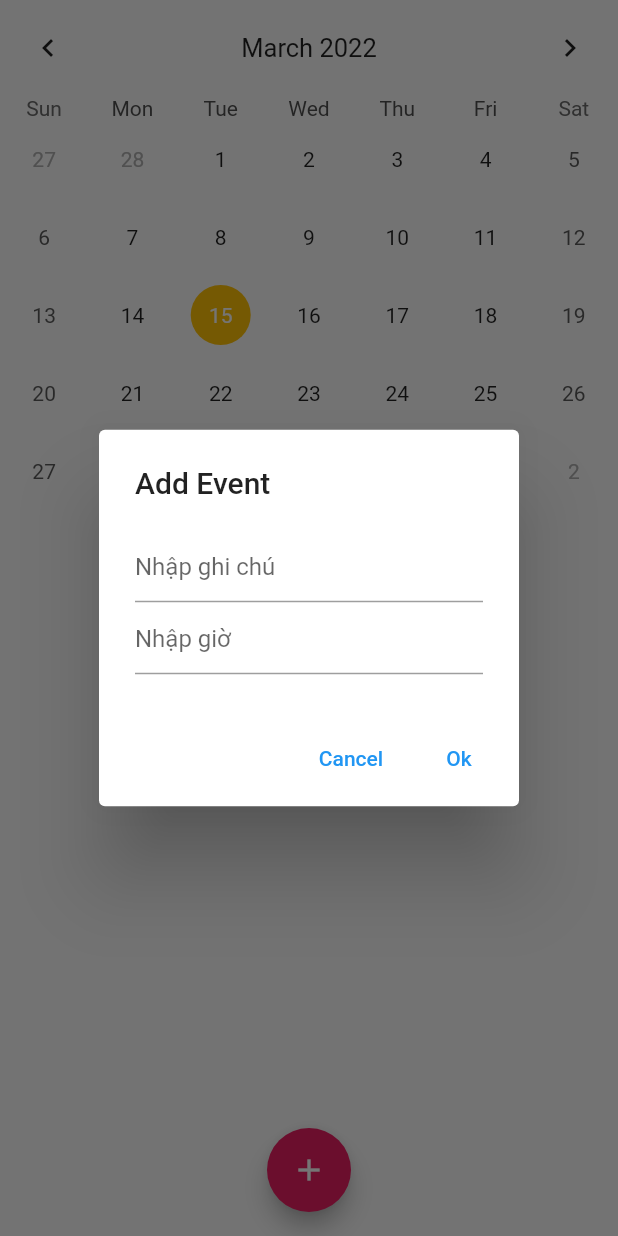
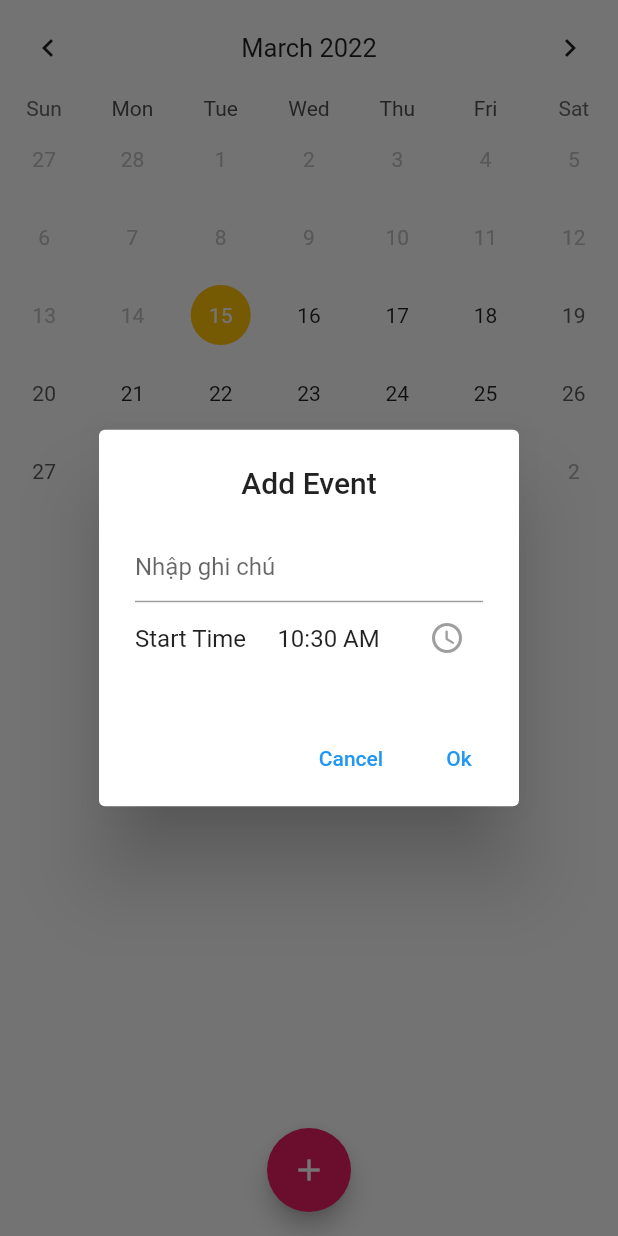
Before and after one commit to Hainam16/note, a Flutter app: the screen it shows after launch, after a tap on the "add" icon, on a phone screen of 412 x 824 dp. Run offline on Flutter 3.47's test engine with Material 2 defaults, Android fonts, the phone set to English and light mode, and no system bars; drawn by our look-alikes of table_calendar; our stand-ins replace get, timelines.

Commit message:
change select start time

```diff
--- /dev/null
+++ b/lib/common/Button.dart
@@ -0,0 +1,36 @@
+import 'package:note/import.dart';
+class MyButton extends StatelessWidget {
+  const MyButton({
+    Key? key,
+    required this.label,
+    required this.onTap,
+    required this.color,
+  }) : super(key: key);
+
+  final String label;
+  final Function() onTap;
+  final Color? color;
+
+  @override
+  Widget build(BuildContext context) {
+    return GestureDetector(
+      onTap: onTap,
+      child: Container(
+        alignment: Alignment.center,
+        width: 100,
+        height: 45,
+        decoration: BoxDecoration(
+          borderRadius: BorderRadius.circular(10),
+          color: color,
+        ),
+        child: Text(
+          label,
+          style: const TextStyle(
+            color: Colors.white,
+          ),
+          textAlign: TextAlign.center,
+        ),
+      ),
+    );
+  }
+}
--- a/lib/controller/controller.dart
+++ b/lib/controller/controller.dart
@@ -1,14 +1,12 @@
-import 'package:flutter/cupertino.dart';
-import 'package:get/get.dart';
-import 'package:note/model/models.dart';
-import 'package:table_calendar/table_calendar.dart';
+import 'package:intl/intl.dart';
+import 'package:note/import.dart';
 
 class Controller extends GetxController{
   final eventController = TextEditingController().obs;
-  final eventTimeController = TextEditingController().obs;
+  RxString startTime = DateFormat('hh:mm a').format(DateTime.now()).obs;
   final focusedDayController = DateTime.now().obs;
   RxList<Models?> listEvent = <Models>[].obs;
-  RxList<Models> listDay = <Models>[].obs;
+  RxList<Models?> listDay = <Models>[].obs;
   final format = CalendarFormat.month.obs;
 
 }
--- /dev/null
+++ b/lib/import.dart
@@ -0,0 +1,6 @@
+export 'package:flutter/material.dart';
+export 'package:get/get.dart';
+export 'package:note/common/Button.dart';
+export 'package:note/controller/controller.dart';
+export 'package:note/model/models.dart';
+export 'package:table_calendar/table_calendar.dart';
--- a/lib/page/calendar.dart
+++ b/lib/page/calendar.dart
@@ -1,9 +1,4 @@
-import 'package:flutter/material.dart';
-import 'package:get/get.dart';
-import 'package:note/controller/controller.dart';
-import 'package:note/model/models.dart';
-import 'package:table_calendar/table_calendar.dart';
-
+import 'package:note/import.dart';
 import 'timeline.dart';
 
 class Calendar extends StatefulWidget {
@@ -16,20 +11,18 @@ class Calendar extends StatefulWidget {
 class _CalendarState extends State<Calendar> {
   late Map<DateTime, List<Models>> selectedModels;
   DateTime selectedDay = DateTime.now();
+  Controller controller = Get.put(Controller());
 
   @override
   void initState() {
     selectedModels = {};
     super.initState();
   }
-
   List<Models> getEventsfromDay(DateTime date) {
     return selectedModels[date] ?? [];
   }
-
   @override
   Widget build(BuildContext context) {
-    Controller controller =Get.put(Controller());
     return SafeArea(
       child: Scaffold(
         body: SingleChildScrollView(
@@ -37,15 +30,13 @@ class _CalendarState extends State<Calendar> {
             children: [
               TableCalendar(
                 focusedDay: selectedDay,
-                  firstDay: DateTime(2010),
+                firstDay: DateTime.now(),
                 lastDay: DateTime(2050),
                 calendarFormat: controller.format.value,
-                  onFormatChanged: (CalendarFormat _format) {
-                  },
+                onFormatChanged: (CalendarFormat _format) {},
                 startingDayOfWeek: StartingDayOfWeek.sunday,
                 daysOfWeekVisible: true,
 
-                  //Day Changed
                 onDaySelected: (DateTime selectDay, DateTime focusDay) {
                   setState(() {
                     selectedDay = selectDay;
@@ -55,10 +46,7 @@ class _CalendarState extends State<Calendar> {
                 selectedDayPredicate: (DateTime date) {
                   return isSameDay(selectedDay, date);
                 },
-
                 eventLoader: getEventsfromDay,
-
-                  //To style the Calendar
                 calendarStyle: const CalendarStyle(
                   isTodayHighlighted: true,
                   selectedDecoration: BoxDecoration(
@@ -67,9 +55,7 @@ class _CalendarState extends State<Calendar> {
                   ),
                   selectedTextStyle: TextStyle(color: Colors.white),
                   todayDecoration: BoxDecoration(
-                      color: Colors.redAccent,
-                      shape: BoxShape.circle
-                    ),
+                      color: Colors.redAccent, shape: BoxShape.circle),
                   defaultDecoration: BoxDecoration(
                     shape: BoxShape.circle,
                   ),
@@ -80,17 +66,20 @@ class _CalendarState extends State<Calendar> {
                   formatButtonShowsNext: false,
                 ),
               ),
-                ElevatedButton(
-                    onPressed: (){
-                      Get.to(const TimeLine());},
-                    child: const Text('TimeLine')
+              MyButton(
+                label: 'Time line',
+                onTap: () {
+                  Get.to(const TimeLine());
+                },
+                color: Colors.blueAccent,
               ),
+              const SizedBox(height: 20),
               ...getEventsfromDay(selectedDay).map(
                 (Models model) => ListTile(
                   title: SizedBox(
                     height: 50,
                     child: Container(
-                        padding: const EdgeInsets.only(left: 20,right: 20),
+                      padding: const EdgeInsets.only(left: 20, right: 20),
                       decoration: BoxDecoration(
                         borderRadius: BorderRadius.circular(25),
                         color: Colors.blue,
@@ -124,8 +113,8 @@ class _CalendarState extends State<Calendar> {
           child: const Icon(Icons.add),
           onPressed: () => showDialog(
             context: context,
-            builder: (context) =>Obx(()=> AlertDialog(
-              title: const Text("Add Event"),
+            builder: (context) => Obx(() => AlertDialog(
+                  title: const Align(child: Text("Add Event")),
                   content: Column(
                     mainAxisSize: MainAxisSize.min,
                     children: [
@@ -135,13 +124,23 @@ class _CalendarState extends State<Calendar> {
                         ),
                         controller: controller.eventController.value,
                       ),
-                  TextFormField(
-                    keyboardType: TextInputType.number,
-                    decoration:const InputDecoration(
-                      hintText: 'Nhập giờ'
+                      Row(
+                        mainAxisAlignment: MainAxisAlignment.spaceBetween,
+                        children: [
+                          const Text('Start Time'),
+                          Text(controller.startTime.value),
+                          IconButton(
+                                onPressed: () {
+                                  FocusScope.of(context).unfocus();
+                                  getTimeFromUser(isStartTime: true);
+                                },
+                                icon: const Icon(
+                                  Icons.access_time_rounded,
+                                  color: Colors.grey,
                                 ),
-                    controller: controller.eventTimeController.value,
-                  )
+                              ),
+                        ],
+                      ),
                     ],
                   ),
                   actions: [
@@ -152,32 +151,36 @@ class _CalendarState extends State<Calendar> {
                     TextButton(
                       child: const Text("Ok"),
                       onPressed: () {
-                    if (controller.eventController.value.text.isEmpty && controller.eventTimeController.value.text.isEmpty) {
+                        if (controller.eventController.value.text.isEmpty) {
                         } else {
                           controller.listEvent.add(
-                        Models(title: controller.eventController.value.text,
-                            hour:controller.eventTimeController.value.text,
+                            Models(
+                                title: controller.eventController.value.text,
+                                hour: controller.startTime.value,
                                 day: controller.focusedDayController.value),
                           );
                           if (selectedModels[selectedDay] != null) {
                             selectedModels[selectedDay]!.add(
-                          Models(title: controller.eventController.value.text,
-                          hour:controller.eventTimeController.value.text,
+                              Models(
+                                  title: controller.eventController.value.text,
+                                  hour:
+                                      controller.startTime.value,
                                   day: controller.focusedDayController.value),
                             );
                           } else {
                             selectedModels[selectedDay] = [
-                          Models(title: controller.eventController.value.text,
-                          hour: controller.eventTimeController.value.text,
+                              Models(
+                                  title: controller.eventController.value.text,
+                                  hour:
+                                      controller.startTime.value,
                                   day: controller.focusedDayController.value),
                             ];
                           }
                         }
                         Get.back();
                         controller.eventController.value.clear();
-                    controller.eventTimeController.value.clear();
-                    setState(() {
-                    });
+                        controller.startTime.value;
+                        setState(() {});
                         return;
                       },
                     ),
@@ -185,8 +188,23 @@ class _CalendarState extends State<Calendar> {
                 )),
           ),
         ),
-        floatingActionButtonLocation:FloatingActionButtonLocation.centerFloat,
+        floatingActionButtonLocation: FloatingActionButtonLocation.centerFloat,
       ),
     );
   }
+  getTimeFromUser({required bool isStartTime}) async {
+    TimeOfDay? _pickedTime = await showTimePicker(
+      initialEntryMode: TimePickerEntryMode.input,
+      context: context,
+      initialTime: isStartTime
+          ? TimeOfDay.fromDateTime(DateTime.now())
+          : TimeOfDay.fromDateTime(
+          DateTime.now().add(const Duration(minutes: 15))),
+    );
+    String _formattedTime = _pickedTime!.format(context);
+    if (isStartTime) {
+      setState(() => controller.startTime.value = _formattedTime);
+    } else {
     }
+  }
+}
```
Also changed, not shown: lib/page/timeline.dart (+3 -8 lines). Lines whose indentation alone changed are shown as unchanged.
